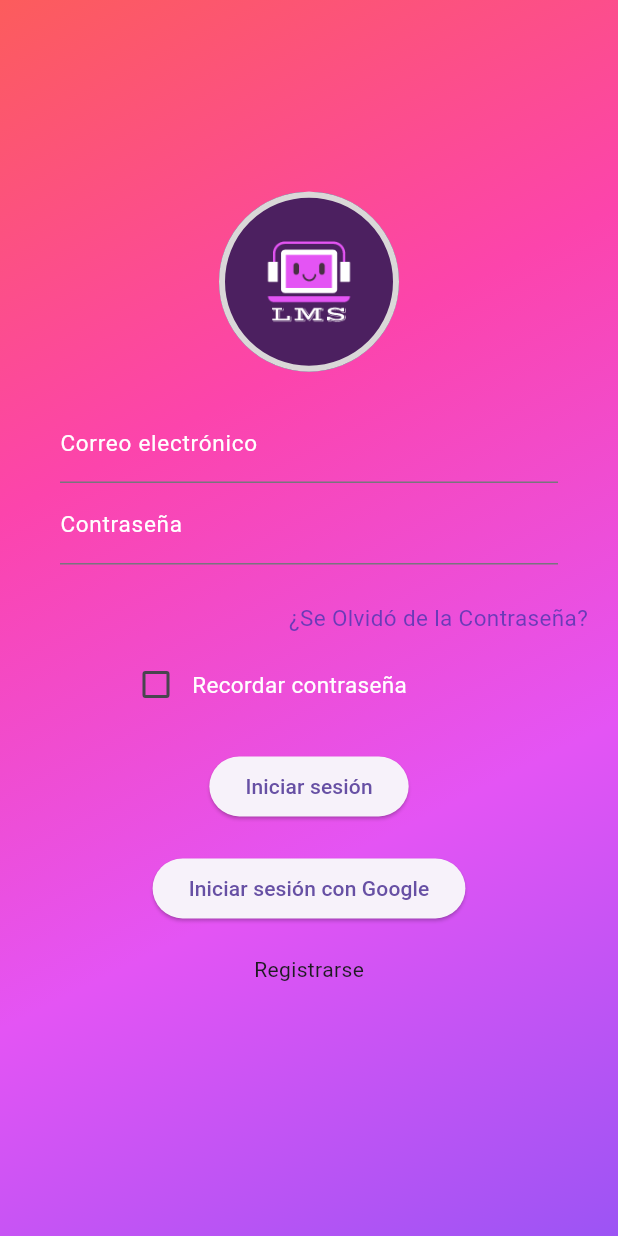
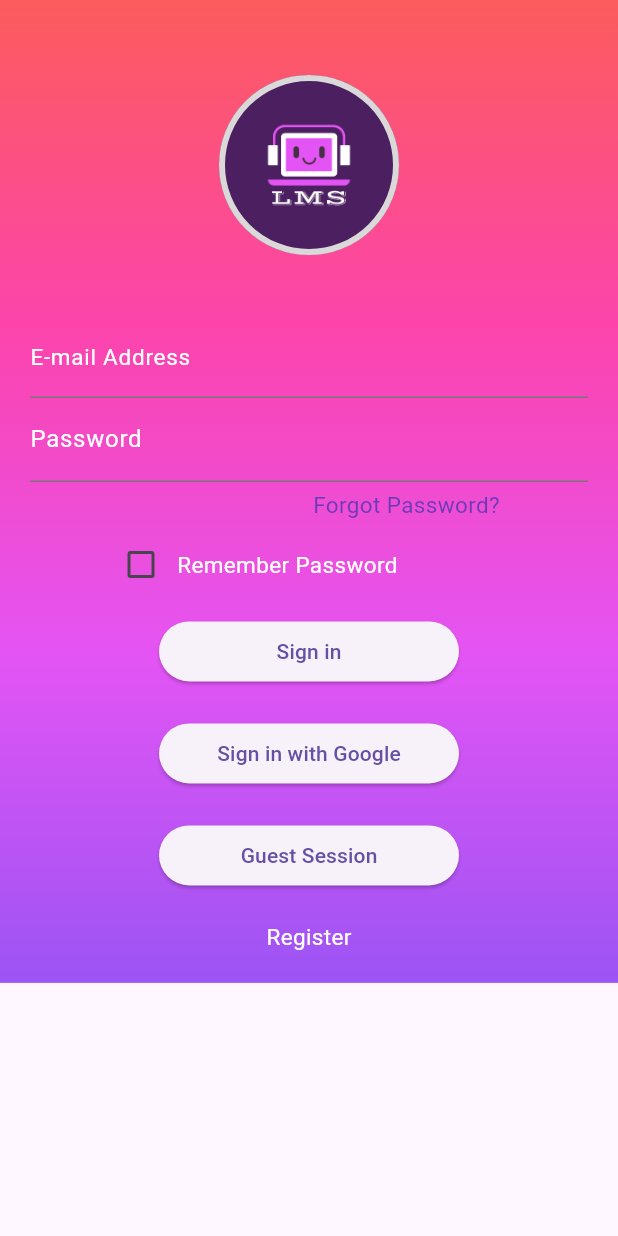
Before and after one commit to JaimeNM0/ListMoviesSeries, a Flutter app: the screen it shows after launch, on a phone screen of 412 x 824 dp. Run offline on Flutter 3.47's test engine with Material 3 defaults, Android fonts, the phone set to English and light mode, and no system bars; our stand-ins replace google_sign_in.

Commit message:
Modificar el Login y el Registro
Traducir el Login y Registro al inglés
Habilitar el botón y la sesión de invitado en otras pantallas

```diff
--- a/lib/screens/drawer.dart
+++ b/lib/screens/drawer.dart
@@ -3,9 +3,9 @@ import 'package:list_movies_series/utils/function.dart';
 
 class CustomDrawer extends StatelessWidget {
   static const Map<String, String> invitado = {
-    'nick': 'Invitado',
-    'nombre': 'Invitado',
-    'correo': 'invitado@gmail.com',
+    'nick': 'Guest',
+    'nombre': 'Guest',
+    'correo': 'guest@gmail.com',
   };
   final Map<String, String> usuario;
 
--- a/lib/screens/header.dart
+++ b/lib/screens/header.dart
@@ -4,7 +4,7 @@
   String title;
 
   CustomAppBar({Key? key, String? title})
-      : title = (title != null && title.isNotEmpty) ? title : 'Invitado',
+      : title = (title != null && title.isNotEmpty) ? title : 'Guest',
         super(key: key);
 
   @override
@@ -53,7 +53,7 @@
   String title;
 
   CustomAppBarDetails({Key? key, String? title})
-      : title = (title != null && title.isNotEmpty) ? title : 'Invitado',
+      : title = (title != null && title.isNotEmpty) ? title : 'Guest',
         super(key: key);
 
   @override
--- a/lib/screens/home.dart
+++ b/lib/screens/home.dart
@@ -17,9 +17,9 @@ class Home extends StatelessWidget {
     final listSeriesProfile =
         Provider.of<SeriesProfileProvider>(context, listen: false);
     const Map<String, String> usuario = {
-      'nick': 'Serenn',
-      'nombre': 'Juan',
-      'correo': 'juan@gmail.com',
+       //'nick': 'Serenn',
+      //'nombre': 'Juan',
+      //'correo': 'juan@gmail.com',
     };
 
     return WillPopScope(
--- a/lib/screens/login.dart
+++ b/lib/screens/login.dart
@@ -17,22 +17,25 @@ class _LoginPageState extends State<LoginPage> {
     return Scaffold(
       appBar: null,
       body: SingleChildScrollView(
-        child: ConstrainedBox(
-          constraints: BoxConstraints(
-            minHeight: MediaQuery.of(context).size.height,
+        child: Container(
+          decoration: BoxDecoration(
+            gradient: LinearGradient(
+              begin: FractionalOffset.topCenter,
+              end: FractionalOffset.bottomCenter,
+              colors: [
+                Color.fromRGBO(252, 92, 92, 1),
+                Color.fromRGBO(252, 68, 172, 1),
+                Color.fromRGBO(228, 84, 244, 1),
+                Color.fromRGBO(156, 84, 244, 1),
+              ],
             ),
-          child: Container(
-            decoration: const BoxDecoration(
-              gradient: linearGradientFading,
           ),
           padding: EdgeInsets.all(20.0),
           child: Column(
             mainAxisAlignment: MainAxisAlignment.center,
             children: [
-                Column(
-                  children: [
               Container(
-                      margin: EdgeInsets.only(top: 20),
+                margin: EdgeInsets.only(top: 30, bottom: 40),
                 child: CircleAvatar(
                   backgroundImage: AssetImage('assets/images/logo.png'),
                   radius: 60,
@@ -51,27 +54,23 @@ class _LoginPageState extends State<LoginPage> {
               Container(
                 width: 400.0,
                 margin: EdgeInsets.only(bottom: 5.0),
-                      padding: EdgeInsets.all(20.0),
                 child: Column(
                   children: [
-                          Container(
-                            child: TextField(
+                    TextField(
                       decoration: InputDecoration(
-                                labelText: 'Correo electrónico',
-                                labelStyle: customTextStyle(fontSize: 15.0),
+                        labelText: 'E-mail Address',
+                        labelStyle:
+                            TextStyle(color: Colors.white, fontSize: 15),
                       ),
-                              style: customTextStyle(fontSize: 15.0),
+                      style: TextStyle(color: Colors.white),
                     ),
-                          ),
-                          Container(
-                            child: TextField(
+                    TextField(
                       obscureText: true,
                       decoration: InputDecoration(
-                                labelText: 'Contraseña',
-                                labelStyle: customTextStyle(fontSize: 15.0),
+                        labelText: 'Password',
+                        labelStyle: TextStyle(color: Colors.white),
                       ),
-                              style: customTextStyle(fontSize: 15.0),
-                            ),
+                      style: TextStyle(color: Colors.white),
                     ),
                   ],
                 ),
@@ -80,27 +79,28 @@ class _LoginPageState extends State<LoginPage> {
                 margin: EdgeInsets.only(left: 50, bottom: 10),
                 child: Column(
                   children: [
-                          Align(
-                            alignment: Alignment.centerRight,
-                            child: Text(
-                              '¿Se Olvidó de la Contraseña?',
-                              style: customTextStyle(
+                    SizedBox(width: 20.0),
+                    Container(
+                      margin: EdgeInsets.only(left: 80, bottom: 5),
+                      child: Row(
+                        mainAxisAlignment: MainAxisAlignment.spaceEvenly,
+                        children: [
+                          Text(
+                            'Forgot Password?',
+                            style: TextStyle(
                                 color: Color.fromARGB(250, 104, 58, 183),
-                                  fontSize: 15.0),
+                                fontSize: 15),
+                          ),
+                        ],
                       ),
                     ),
                     Row(
                       children: [
-                              Container(
-                                padding: EdgeInsets.all(10.0),
-                                child: Row(
-                                  children: [
                         Checkbox(
                           value: isChecked,
                           checkColor: Colors.white,
-                                      activeColor: isChecked
-                                          ? Colors.purple
-                                          : Colors.transparent,
+                          activeColor:
+                              isChecked ? Colors.purple : Colors.transparent,
                           onChanged: (value) {
                             setState(() {
                               isChecked = value!;
@@ -108,11 +108,8 @@ class _LoginPageState extends State<LoginPage> {
                           },
                         ),
                         Text(
-                                      'Recordar contraseña',
-                                      style: customTextStyle(fontSize: 15.0),
-                                    ),
-                                  ],
-                                ),
+                          'Remember Password',
+                          style: TextStyle(color: Colors.white, fontSize: 15),
                         ),
                       ],
                     ),
@@ -120,31 +117,53 @@ class _LoginPageState extends State<LoginPage> {
                 ),
               ),
               SizedBox(width: 20.0),
-                    ElevatedButton(
+              SizedBox(
+                width: 200.0,
+                child: ElevatedButton(
+                  child: Text('Sign in'),
                   onPressed: () {
-                        Navigator.pushNamed(context, '/home');
+                    // Navigator.push(
+                    //   context,
+                    //   MaterialPageRoute(builder: (context) => Home()),
+                    // );
                   },
-                      child: Text('Iniciar sesión'),
+                ),
               ),
               SizedBox(height: 20.0),
-                    ElevatedButton(
+              SizedBox(
+                width: 200.0,
+                child: ElevatedButton(
                   onPressed: () {},
-                      child: Text('Iniciar sesión con Google'),
+                  child: Text('Sign in with Google'),
+                ),
+              ),
+              SizedBox(height: 20.0),
+              SizedBox(
+                width: 200.0,
+                child: ElevatedButton(
+                  child: Text('Guest Session'),
+                  onPressed: () {
+                    Navigator.push(
+                      context,
+                      MaterialPageRoute(builder: (context) => Home()),
+                    );
+                  },
+                ),
               ),
               SizedBox(height: 20.0),
               GestureDetector(
                 onTap: () {
-                        Navigator.pushNamed(context, '/register');
+                  Navigator.push(
+                    context,
+                    MaterialPageRoute(builder: (context) => RegisterPage()),
+                  );
                 },
-                      child: Container(
-                        margin: EdgeInsets.only(bottom: 60),
-                        child: Text('Registrarse'),
+                child: Text(
+                  'Register',
+                  style: TextStyle(color: Colors.white, fontSize: 15),
                 ),
               ),
             ],
-                ),
-              ],
-            ),
           ),
         ),
       ),
--- a/lib/screens/register.dart
+++ b/lib/screens/register.dart
@@ -46,49 +46,49 @@ class RegisterPage extends StatelessWidget {
                       ),
                       TextField(
                         decoration: InputDecoration(
-                          labelText: 'Nombre',
+                          labelText: 'Name',
                           labelStyle: customTextStyle(fontSize: 10.0),
                         ),
                         style: customTextStyle(fontSize: 16.0),
                       ),
                       TextField(
                         decoration: InputDecoration(
-                          labelText: 'Apellidos',
+                          labelText: 'Surname',
                           labelStyle: customTextStyle(fontSize: 10.0),
                         ),
                         style: customTextStyle(fontSize: 16.0),
                       ),
                       TextField(
                         decoration: InputDecoration(
-                          labelText: 'Género',
+                          labelText: 'Gender',
                           labelStyle: customTextStyle(fontSize: 10.0),
                         ),
                         style: customTextStyle(fontSize: 16.0),
                       ),
                       TextField(
                         decoration: InputDecoration(
-                          labelText: 'Teléfono',
+                          labelText: 'Phone',
                           labelStyle: customTextStyle(fontSize: 10.0),
                         ),
                         style: customTextStyle(fontSize: 16.0),
                       ),
                       TextField(
                         decoration: InputDecoration(
-                          labelText: 'Correo electrónico',
+                          labelText: 'E-mail Address',
                           labelStyle: customTextStyle(fontSize: 10.0),
                         ),
                         style: customTextStyle(fontSize: 16.0),
                       ),
                       TextField(
                         decoration: InputDecoration(
-                          labelText: 'Contraseña',
+                          labelText: 'Password',
                           labelStyle: customTextStyle(fontSize: 10.0),
                         ),
                         style: customTextStyle(fontSize: 16.0),
                       ),
                       TextField(
                         decoration: InputDecoration(
-                          labelText: 'Confirmar Contraseña',
+                          labelText: 'Confirm Password',
                           labelStyle: customTextStyle(fontSize: 10.0),
                         ),
                         style: customTextStyle(fontSize: 16.0),
@@ -101,9 +101,9 @@ class RegisterPage extends StatelessWidget {
             ),
             ElevatedButton(
               onPressed: () {
-                Navigator.pushNamed(context, '/home');
+                Navigator.pushNamed(context, '/login');
               },
-              child: Text('Registrarse'),
+              child: Text('Register'),
             ),
             SizedBox(height: 20),
           ],
--- a/lib/screens/seeker.dart
+++ b/lib/screens/seeker.dart
@@ -15,9 +15,9 @@ class Seeker extends StatelessWidget {
   @override
   Widget build(BuildContext context) {
     const Map<String, String> usuario = {
-      'nick': 'Serenn',
-      'nombre': 'Juan',
-      'correo': 'juan@gmail.com',
+     'nick': 'Guest',
+      'nombre': 'Guest',
+      'correo': 'guest@gmail.com',
     };
 
     return Scaffold(
```
Also changed, not shown: pubspec.lock. Lines whose indentation alone changed are shown as unchanged.
